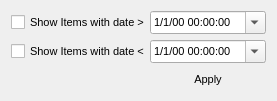
Before: the Qt Designer form createddatefilter.ui in pjrinaldi/wombatforensics, drawn with Qt 5.
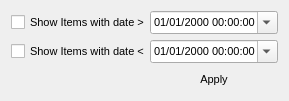
After: the same form once the commit is applied.

```diff
--- a/createddatefilter.ui
+++ b/createddatefilter.ui
@@ -9,7 +9,7 @@
    <rect>
     <x>0</x>
     <y>0</y>
-    <width>311</width>
+    <width>346</width>
     <height>105</height>
    </rect>
   </property>
@@ -48,7 +48,7 @@
    <item row="0" column="1">
     <widget class="QDateTimeEdit" name="moredateTimeEdit">
      <property name="displayFormat">
-      <string>M/d/yy HH:mm:ss</string>
+      <string>MM/dd/yyyy HH:mm:ss</string>
      </property>
      <property name="calendarPopup">
       <bool>true</bool>
@@ -61,7 +61,7 @@
    <item row="2" column="1">
     <widget class="QDateTimeEdit" name="lessdateTimeEdit">
      <property name="displayFormat">
-      <string>M/d/yy HH:mm:ss</string>
+      <string>MM/dd/yyyy HH:mm:ss</string>
      </property>
      <property name="calendarPopup">
       <bool>true</bool>
```
